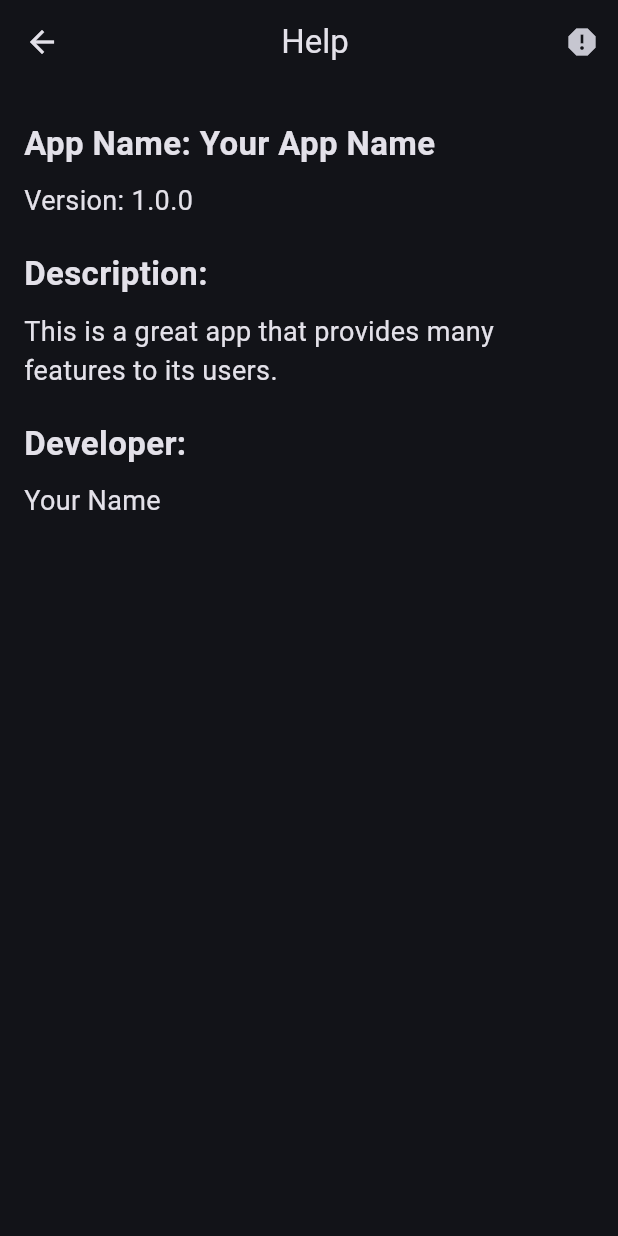
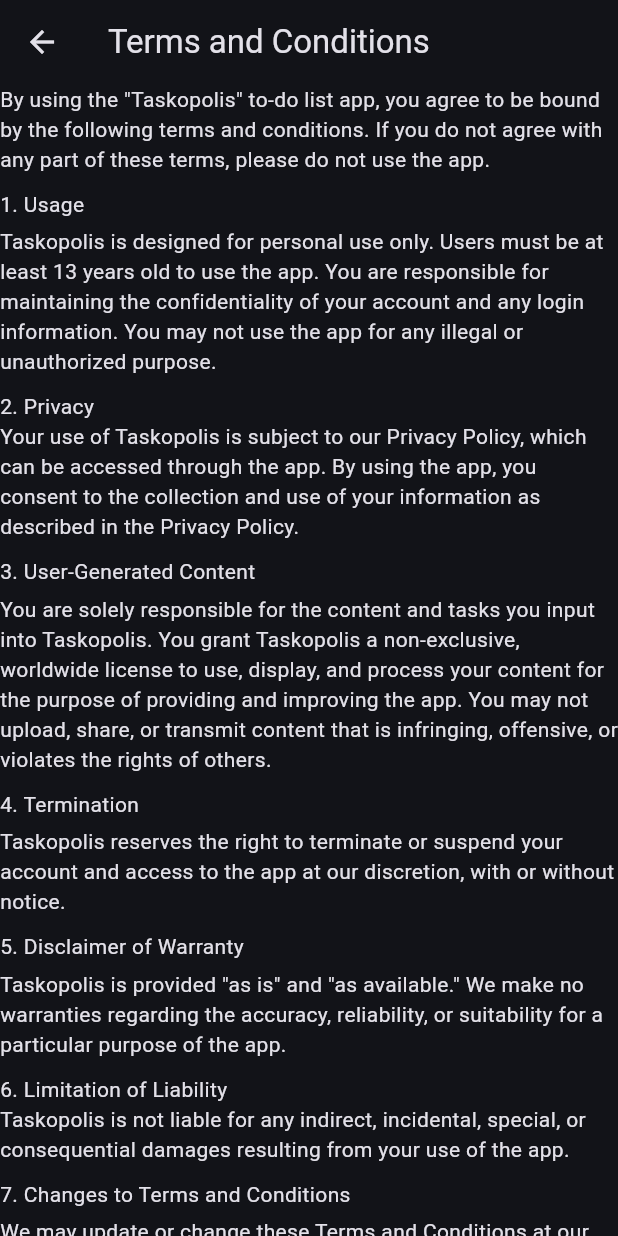
Before and after one commit to indezah/taskapolis, a Flutter app: the AboutAppPage screen opened directly, after a tap on the "report" icon, on a phone screen of 412 x 824 dp. Run offline on Flutter 3.47's test engine with Material 2 defaults, Android fonts, the phone set to English and light mode, and no system bars; our stand-ins replace cloud_firestore, csv, file_picker, firebase_auth, firebase_core, gap and 1 more; accounts and stored records are empty; Roboto replaces fonts that are missing (SpaceGrotesk).

Commit message:
About page completed with Terms and conditions
terms and conditions accessible through the about page top right icon

```diff
--- a/lib/pages/about.dart
+++ b/lib/pages/about.dart
@@ -20,7 +20,7 @@ class AboutAppPage extends StatelessWidget {
               // transparent
               backgroundColor: Colors.transparent,
               title: Center(
-                child: Text('Help',
+                child: Text('About App',
                     style: TextStyle(
                       color: Theme.of(context).colorScheme.onBackground,
                     )),
@@ -29,7 +29,9 @@ class AboutAppPage extends StatelessWidget {
                 IconButton(
                   icon: const Icon(Icons.report),
                   onPressed: () {
-                    // Implement search functionality here
+                    Navigator.push(context,
+                        MaterialPageRoute(builder: (context) => Tac()),
+                        );
                   },
                 ),
               ],
@@ -44,22 +46,22 @@ class AboutAppPage extends StatelessWidget {
             crossAxisAlignment: CrossAxisAlignment.start,
             children: <Widget>[
               Text(
-                'App Name: Your App Name',
+                'Taskopolis',
                 style: TextStyle(fontSize: 22, fontWeight: FontWeight.bold),
               ),
               SizedBox(height: 10),
               Text(
-                'Version: 1.0.0',
+                'Version: 0.1.0',
                 style: TextStyle(fontSize: 18),
               ),
               SizedBox(height: 20),
               Text(
-                'Description:',
+                'What are Taskopolis?:',
                 style: TextStyle(fontSize: 22, fontWeight: FontWeight.bold),
               ),
               SizedBox(height: 10),
               Text(
-                'This is a great app that provides many features to its users.',
+                "It's the most aesthetically pleasing To-Do Application you'll ever use. Creating tasks, putting remidners on them, organizing them by categories and even to edit them later on. Taskopolis is at your service.",
                 style: TextStyle(fontSize: 18),
               ),
               SizedBox(height: 20),
@@ -69,7 +71,7 @@ class AboutAppPage extends StatelessWidget {
               ),
               SizedBox(height: 10),
               Text(
-                'Your Name',
+                "Nisura\nSahan\nMaleesha\nRavindu\nVarsha",
                 style: TextStyle(fontSize: 18),
               ),
             ],
@@ -79,3 +81,50 @@ class AboutAppPage extends StatelessWidget {
     );
   }
 }
+
+class Tac extends StatelessWidget {
+  @override
+  Widget build(BuildContext context) {
+    return Scaffold(
+      appBar: AppBar(
+        title: Text('Terms and Conditions'),
+      ),
+      body: SingleChildScrollView(
+          scrollDirection: Axis.vertical,
+          child: const Column(
+            mainAxisAlignment: MainAxisAlignment.start,
+            crossAxisAlignment: CrossAxisAlignment.start,
+            children: [
+              Text('By using the "Taskopolis" to-do list app, you agree to be bound by the following terms and conditions. If you do not agree with any part of these terms, please do not use the app.'),
+              Gap(10),
+              Text("1. Usage"),
+              Gap(5),
+              Text("Taskopolis is designed for personal use only. Users must be at least 13 years old to use the app. You are responsible for maintaining the confidentiality of your account and any login information. You may not use the app for any illegal or unauthorized purpose."),
+              Gap(10),
+              Text("2. Privacy"),
+              Text("Your use of Taskopolis is subject to our Privacy Policy, which can be accessed through the app. By using the app, you consent to the collection and use of your information as described in the Privacy Policy."),
+              Gap(10),
+              Text("3. User-Generated Content"),
+              Gap(5),
+              Text("You are solely responsible for the content and tasks you input into Taskopolis. You grant Taskopolis a non-exclusive, worldwide license to use, display, and process your content for the purpose of providing and improving the app. You may not upload, share, or transmit content that is infringing, offensive, or violates the rights of others."),
+              Gap(10),
+              Text("4. Termination"),
+              Gap(5),
+              Text("Taskopolis reserves the right to terminate or suspend your account and access to the app at our discretion, with or without notice."),
+              Gap(10),
+              Text("5. Disclaimer of Warranty"),
+              Gap(5),
+              Text('Taskopolis is provided "as is" and "as available." We make no warranties regarding the accuracy, reliability, or suitability for a particular purpose of the app.'),
+              Gap(10),
+              Text("6. Limitation of Liability"),
+              Text("Taskopolis is not liable for any indirect, incidental, special, or consequential damages resulting from your use of the app."),
+              Gap(10),
+              Text("7. Changes to Terms and Conditions"),
+              Gap(5),
+              Text("We may update or change these Terms and Conditions at our discretion. You are responsible for reviewing these terms periodically. Continued use of the app after changes constitute acceptance of the new terms."),
+            ]
+          ),
+      ),
+    );
+  }
+}
```
Also changed, not shown: 1 other file.
